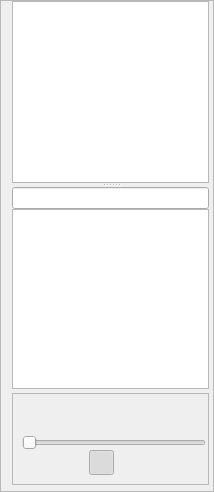
First picture: the form in oom/widgets/ClipList/AudioClipListBase.ui, repository ccherrett/oom, before the edit.
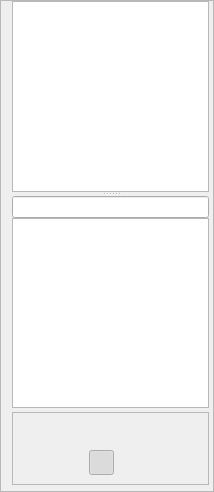
Second picture: the form after the edit. Custom widgets are drawn as their Qt base class.

Commit message: ClipList: Changed the slider to using our oom sliders which look much better

The edit to the form file:
```diff
--- a/oom/widgets/ClipList/AudioClipListBase.ui
+++ b/oom/widgets/ClipList/AudioClipListBase.ui
@@ -191,7 +191,7 @@
            <number>0</number>
           </property>
           <property name="bottomMargin">
-           <number>4</number>
+           <number>0</number>
           </property>
           <item>
            <widget class="QLabel" name="timeLabel">
@@ -215,37 +215,6 @@
           </item>
          </layout>
         </item>
-        <item>
-         <widget class="QSlider" name="m_seekSlider">
-          <property name="minimumSize">
-           <size>
-            <width>0</width>
-            <height>15</height>
-           </size>
-          </property>
-          <property name="maximumSize">
-           <size>
-            <width>16777215</width>
-            <height>15</height>
-           </size>
-          </property>
-          <property name="orientation">
-           <enum>Qt::Horizontal</enum>
-          </property>
-          <property name="invertedAppearance">
-           <bool>false</bool>
-          </property>
-          <property name="invertedControls">
-           <bool>false</bool>
-          </property>
-          <property name="tickPosition">
-           <enum>QSlider::NoTicks</enum>
-          </property>
-          <property name="tickInterval">
-           <number>100</number>
-          </property>
-         </widget>
-        </item>
         <item>
          <layout class="QHBoxLayout" name="buttonBox">
           <property name="spacing">
```
The commit also changes 6 other files.
